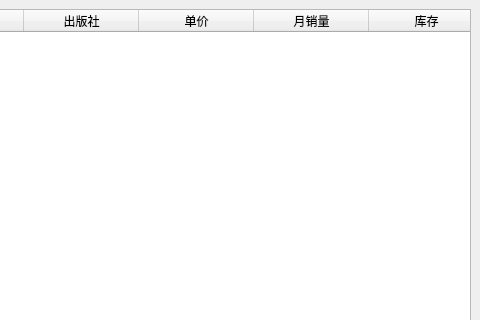
Above: ui/ui_home_window.ui from inverse-limit/database-proj before the change; both pictures show x 715 to 1195 and y 0 to 320 of the 1195 by 736 pixel window. Below: the same form after it.
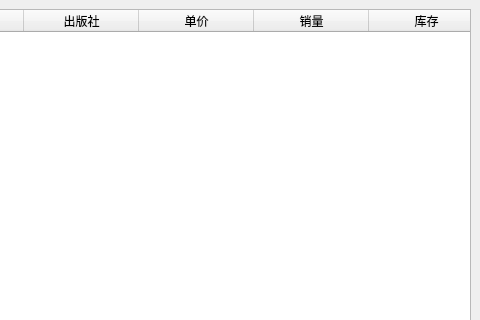
That is the form after the change.

What changed in the file:
```diff
--- a/ui/ui_home_window.ui
+++ b/ui/ui_home_window.ui
@@ -287,7 +287,7 @@
         </column>
         <column>
          <property name="text">
-          <string>月销量</string>
+          <string>销量</string>
          </property>
         </column>
         <column>
```
